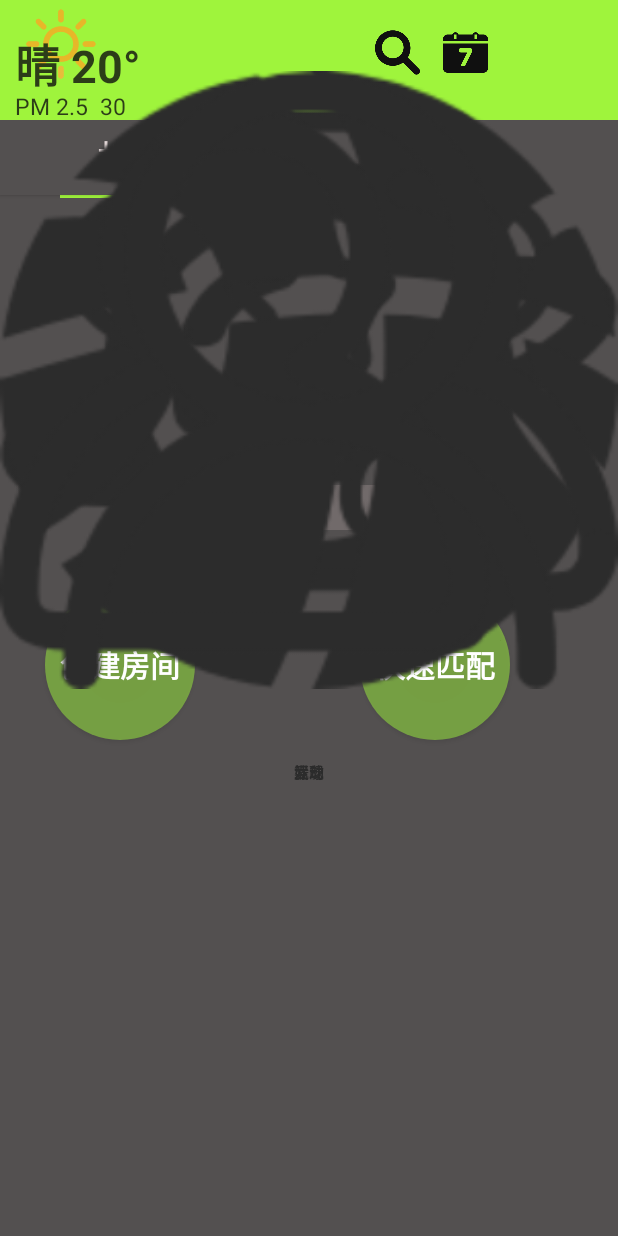
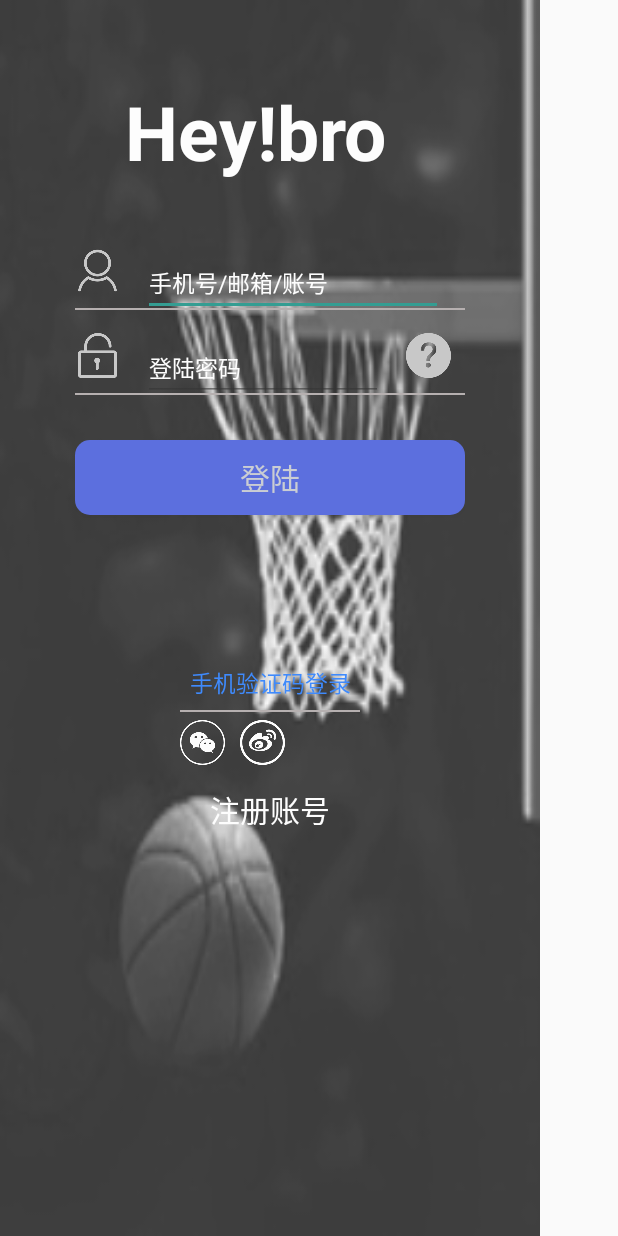
Before and after one commit to AOPG/heybro_android, an Android app: the screen it shows after launch (MainActivity before the commit, LoginActivty after it), on a phone screen of 412 x 824 dp. Run offline under Robolectric (Android 15) with nearby library versions, the phone set to English and light mode, and no system bars; libraries missing offline, so code that uses them is left out: org.litepal; 2 statements that could not run were skipped.

Commit message:
登陆逻辑

```diff
--- /dev/null
+++ b/app/src/main/java/com/aopg/heybro/LoginActivty.java
@@ -0,0 +1,124 @@
+package com.aopg.heybro;
+
+import android.content.ComponentName;
+import android.content.Intent;
+import android.os.Bundle;
+import android.os.Looper;
+import android.support.annotation.Nullable;
+import android.support.v7.app.AppCompatActivity;
+import android.util.Log;
+import android.view.View;
+import android.widget.Button;
+import android.widget.EditText;
+import android.widget.Toast;
+
+import java.io.IOException;
+import java.util.concurrent.TimeUnit;
+
+import okhttp3.Call;
+import okhttp3.OkHttpClient;
+import okhttp3.Request;
+import okhttp3.Response;
+
+/**
+ * Created by Administrator on 2018/5/31.
+ */
+
+public class LoginActivty extends AppCompatActivity implements View.OnClickListener {
+    private static final int REQUEST_CODE = 1;
+    private static final int REQUEST_PERMISSION = 2;
+    private OkHttpClient okHttp;
+    private static final String TAG = "app";
+    private String BASE_URL = "http://192.168.23.1:8082/android/averageUser/";
+    private EditText username;
+    private EditText password;
+    private String userNameFlag = null;
+
+    @Override
+    protected void onCreate(@Nullable Bundle savedInstanceState) {
+        super.onCreate(savedInstanceState);
+        setContentView(R.layout.login);
+
+        username = findViewById(R.id.login_user);
+        password = findViewById(R.id.login_password);
+
+        Button subBtn1 = findViewById(R.id.login);
+        subBtn1.setOnClickListener(this);
+
+
+        //创建OkHttpClient对象
+        okHttp = new OkHttpClient.Builder()
+                .connectTimeout(90, TimeUnit.SECONDS)
+                .readTimeout(90, TimeUnit.SECONDS)
+                .build();
+    }
+
+
+    /*
+  同步get请求
+   */
+    private void doGetSync(final String username, String password) {
+        Log.e(TAG, "doGetSync: ");
+        //创建请求对象
+
+        System.out.println(username);
+        System.out.println(password);
+        Request request = new Request.Builder()
+                .get()
+                .url(BASE_URL + "ASLogin?userName=" + username + "&userPass=" + password)
+                .build();
+
+        //创建call对象，并执行请求，获得响应
+        final Call call = okHttp.newCall(request);
+
+        new Thread(new Runnable() {
+            @Override
+            public void run() {
+                try {
+                    Response response = call.execute();
+                    if (response.isSuccessful()) {
+
+                        String flag = response.body().string();
+                        System.out.println(flag);
+                        System.out.println("2222");
+                        if (flag.equals("true")) {
+                            userNameFlag = username;
+                            Intent intent2 = new Intent();
+                            intent2.setComponent(new ComponentName(LoginActivty.this, MainActivity.class));
+                            intent2.putExtra("position", userNameFlag);
+                            startActivity(intent2);
+                        } else {
+                            Looper.prepare();
+                            Toast.makeText(getApplicationContext(), "登陆失败", Toast.LENGTH_SHORT).show();
+                            Looper.loop();
+                        }
+
+                    } else {
+                        Log.e(TAG, response.code() + "");
+                    }
+                } catch (IOException e) {
+                    e.printStackTrace();
+                }
+            }
+        }).start();
+
+    }
+
+
+    @Override
+    public void onClick(View v) {
+        switch (v.getId()) {
+            case R.id.login:
+                //  doGetSync();
+                if (username.length() == 0 || password.length() == 0) {
+                    Toast.makeText(getApplicationContext(), "账号或密码输入为空", Toast.LENGTH_SHORT).show();
+                } else {
+                    String Uusername = username.getText().toString();
+                    String Upassword = password.getText().toString();
+                    doGetSync(Uusername, Upassword);
+                }
+                break;
+
+        }
+    }
+}
--- /dev/null
+++ b/app/src/main/java/com/aopg/heybro/StartActivty.java
@@ -0,0 +1,53 @@
+package com.aopg.heybro;
+
+import android.content.Intent;
+import android.os.AsyncTask;
+import android.os.Bundle;
+import android.support.v7.app.AppCompatActivity;
+
+/**
+ * Created by Administrator on 2018/5/31.
+ */
+
+public class StartActivty extends AppCompatActivity {
+
+    @Override
+    protected void onCreate(Bundle savedInstanceState) {
+        super.onCreate(savedInstanceState);
+        setContentView(R.layout.start_activity);
+
+        MyAsyncTask asyncTask = new MyAsyncTask();
+        asyncTask.execute();
+    }
+
+    private class MyAsyncTask extends AsyncTask {
+
+        @Override
+        protected void onPreExecute() {
+            super.onPreExecute();
+        }
+
+        @Override
+        protected Object doInBackground(Object[] objects) {
+            try {
+                Thread.sleep(2000);
+            } catch (InterruptedException e) {
+                e.printStackTrace();
+            }
+            return null;
+        }
+
+        @Override
+        protected void onProgressUpdate(Object[] values) {
+            super.onProgressUpdate(values);
+        }
+
+        @Override
+        protected void onPostExecute(Object o) {
+            super.onPostExecute(o);
+            Intent intent = new Intent(StartActivty.this, LoginActivty.class);
+            startActivity(intent);
+            overridePendingTransition(R.anim.in_anim,R.anim.init_anim);
+        }
+    }
+}
--- a/app/src/main/res/anim/init_anim.xml
+++ b/app/src/main/res/anim/init_anim.xml
@@ -1,5 +1,4 @@
 <?xml version="1.0" encoding="utf-8"?>
-
 
 <alpha xmlns:android="http://schemas.android.com/apk/res/android"
     android:fromAlpha="1.0"
--- a/app/src/main/res/layout/login.xml
+++ b/app/src/main/res/layout/login.xml
@@ -40,11 +40,12 @@
                         android:layout_width="30dp"
                         android:layout_height="30dp"
                         android:src="@drawable/login_user"/>
-                    <TextView
+                    <EditText
                         android:id="@+id/login_user"
                         android:layout_width="200dp"
                         android:layout_height="40dp"
-                        android:text="手机号/邮箱/账号"
+                        android:hint="手机号/邮箱/账号"
+                        android:textColorHint="#ffffff"
                         android:layout_margin="15dp"
                         android:textColor="#ffffff"
                         android:textSize="15dp"/>
@@ -64,20 +65,23 @@
                         android:layout_width="30dp"
                         android:layout_height="30dp"
                         android:src="@drawable/login_password"/>
-                    <TextView
+                    <EditText
                         android:id="@+id/login_password"
                         android:layout_width="160dp"
                         android:layout_height="40dp"
-                        android:text="登陆密码"
+                        android:singleLine="true"
+                        android:password="true"
+                        android:hint="登陆密码"
+                        android:textColorHint="#ffffff"
+                        android:textColor="#ffffff"
                         android:layout_margin="15dp"
-                        android:textColor="#ffffff"
                         android:textSize="15dp"/>
                     <!--找回密码，暂时不实现-->
                     <ImageView
-                    android:layout_marginTop="10dp"
-                    android:layout_width="30dp"
-                    android:layout_height="30dp"
-                    android:src="@drawable/login_ask"/>
+                        android:layout_marginTop="10dp"
+                        android:layout_width="30dp"
+                        android:layout_height="30dp"
+                        android:src="@drawable/login_ask"/>
                 </LinearLayout>
                 <View  android:layout_height="1dp"
                     android:layout_width="300dp"
```
Also changed, not shown: app/src/main/AndroidManifest.xml (+7 -1 lines), app/src/main/res/layout/start_activity.xml (added, +15 -0 lines), app/src/main/res/drawable/iv_start.png (added).
